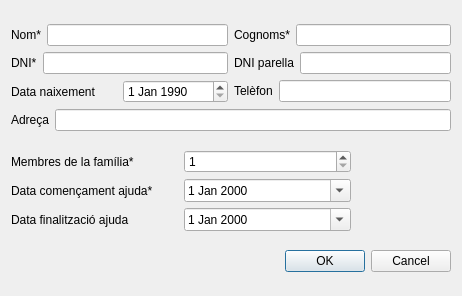
Qt form Code/dialog.ui (jmigual/Hesed-Management) before a commit.
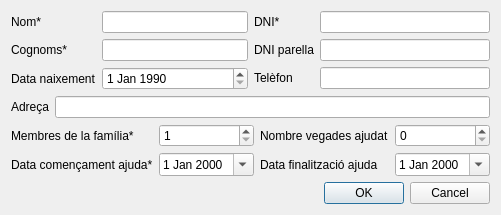
The same form after that commit.

Commit message: Corregir errors de memòria i també del layout de la finestra emergent

```diff
--- a/Code/dialog.ui
+++ b/Code/dialog.ui
@@ -6,8 +6,8 @@
    <rect>
     <x>0</x>
     <y>0</y>
-    <width>462</width>
-    <height>296</height>
+    <width>447</width>
+    <height>209</height>
    </rect>
   </property>
   <property name="sizePolicy">
@@ -19,51 +19,41 @@
   <property name="windowTitle">
    <string>Dialog</string>
   </property>
-  <layout class="QVBoxLayout" name="verticalLayout_5">
-   <item>
-    <layout class="QVBoxLayout" name="verticalLayout_4">
-     <item>
-      <layout class="QHBoxLayout" name="horizontalLayout_12">
-       <item>
         <layout class="QVBoxLayout" name="verticalLayout_2">
          <item>
-          <layout class="QHBoxLayout" name="horizontalLayout_8">
+    <layout class="QVBoxLayout" name="verticalLayout">
            <item>
+      <layout class="QHBoxLayout" name="horizontalLayout_3">
+       <item>
+        <layout class="QFormLayout" name="formLayout">
+         <item row="0" column="0">
             <widget class="QLabel" name="label">
              <property name="text">
               <string>Nom*</string>
              </property>
             </widget>
            </item>
-           <item>
+         <item row="0" column="1">
             <widget class="QLineEdit" name="name"/>
            </item>
-          </layout>
-         </item>
-         <item>
-          <layout class="QHBoxLayout" name="horizontalLayout_4">
-           <item>
-            <widget class="QLabel" name="label_3">
+         <item row="1" column="0">
+          <widget class="QLabel" name="label_2">
              <property name="text">
-              <string>DNI*</string>
+            <string>Cognoms*</string>
              </property>
             </widget>
            </item>
-           <item>
-            <widget class="QLineEdit" name="NIF"/>
-           </item>
-          </layout>
-         </item>
-         <item>
-          <layout class="QHBoxLayout" name="horizontalLayout_2">
-           <item>
+         <item row="1" column="1">
+          <widget class="QLineEdit" name="surname"/>
+         </item>
+         <item row="2" column="0">
             <widget class="QLabel" name="label_5">
              <property name="text">
               <string>Data naixement</string>
              </property>
             </widget>
            </item>
-           <item>
+         <item row="2" column="1">
             <widget class="QDateEdit" name="birthDate">
              <property name="cursor">
               <cursorShape>IBeamCursor</cursorShape>
@@ -82,58 +72,44 @@
            </item>
           </layout>
          </item>
-        </layout>
-       </item>
        <item>
-        <layout class="QVBoxLayout" name="verticalLayout_3">
-         <item>
-          <layout class="QHBoxLayout" name="horizontalLayout_9">
-           <item>
-            <widget class="QLabel" name="label_2">
+        <layout class="QFormLayout" name="formLayout_3">
+         <item row="0" column="0">
+          <widget class="QLabel" name="label_3">
              <property name="text">
-              <string>Cognoms*</string>
+            <string>DNI*</string>
              </property>
             </widget>
            </item>
-           <item>
-            <widget class="QLineEdit" name="surname"/>
-           </item>
-          </layout>
-         </item>
-         <item>
-          <layout class="QHBoxLayout" name="horizontalLayout_10">
-           <item>
+         <item row="0" column="1">
+          <widget class="QLineEdit" name="NIF"/>
+         </item>
+         <item row="1" column="0">
             <widget class="QLabel" name="label_4">
              <property name="text">
               <string>DNI parella</string>
              </property>
             </widget>
            </item>
-           <item>
+         <item row="1" column="1">
             <widget class="QLineEdit" name="cNIF"/>
            </item>
-          </layout>
-         </item>
-         <item>
-          <layout class="QHBoxLayout" name="horizontalLayout">
-           <item>
+         <item row="2" column="0">
             <widget class="QLabel" name="label_10">
              <property name="text">
               <string>Telèfon</string>
              </property>
             </widget>
            </item>
-           <item>
-            <widget class="QLineEdit" name="lineEdit"/>
+         <item row="2" column="1">
+          <widget class="QLineEdit" name="phone"/>
            </item>
           </layout>
          </item>
         </layout>
        </item>
-      </layout>
-     </item>
      <item>
-      <layout class="QHBoxLayout" name="horizontalLayout_3">
+      <layout class="QHBoxLayout" name="horizontalLayout_2">
        <item>
         <widget class="QLabel" name="label_6">
          <property name="text">
@@ -149,19 +125,17 @@
     </layout>
    </item>
    <item>
-    <layout class="QHBoxLayout" name="horizontalLayout_11">
+    <layout class="QHBoxLayout" name="horizontalLayout">
      <item>
-      <layout class="QVBoxLayout" name="verticalLayout">
-       <item>
-        <layout class="QHBoxLayout" name="horizontalLayout_7">
-         <item>
+      <layout class="QFormLayout" name="formLayout_5">
+       <item row="0" column="0">
           <widget class="QLabel" name="label_9">
            <property name="text">
             <string>Membres de la família*</string>
            </property>
           </widget>
          </item>
-         <item>
+       <item row="0" column="1">
           <widget class="QSpinBox" name="famMembers">
            <property name="cursor">
             <cursorShape>IBeamCursor</cursorShape>
@@ -171,18 +145,14 @@
            </property>
           </widget>
          </item>
-        </layout>
-       </item>
-       <item>
-        <layout class="QHBoxLayout" name="horizontalLayout_5">
-         <item>
+       <item row="1" column="0">
           <widget class="QLabel" name="label_7">
            <property name="text">
             <string>Data començament ajuda*</string>
            </property>
           </widget>
          </item>
-         <item>
+       <item row="1" column="1">
           <widget class="QDateEdit" name="beginHelp">
            <property name="calendarPopup">
             <bool>true</bool>
@@ -192,15 +162,35 @@
         </layout>
        </item>
        <item>
-        <layout class="QHBoxLayout" name="horizontalLayout_6">
-         <item>
+      <layout class="QFormLayout" name="formLayout_2">
+       <item row="0" column="0">
+        <widget class="QLabel" name="label_11">
+         <property name="text">
+          <string>Nombre vegades ajudat</string>
+         </property>
+        </widget>
+       </item>
+       <item row="0" column="1">
+        <widget class="QSpinBox" name="numberHelp">
+         <property name="cursor">
+          <cursorShape>IBeamCursor</cursorShape>
+         </property>
+         <property name="minimum">
+          <number>0</number>
+         </property>
+         <property name="value">
+          <number>0</number>
+         </property>
+        </widget>
+       </item>
+       <item row="1" column="0">
           <widget class="QLabel" name="label_8">
            <property name="text">
             <string>Data finalització ajuda</string>
            </property>
           </widget>
          </item>
-         <item>
+       <item row="1" column="1">
           <widget class="QDateEdit" name="endHelp">
            <property name="calendarPopup">
             <bool>true</bool>
@@ -215,24 +205,6 @@
       </layout>
      </item>
      <item>
-      <spacer name="horizontalSpacer">
-       <property name="orientation">
-        <enum>Qt::Horizontal</enum>
-       </property>
-       <property name="sizeType">
-        <enum>QSizePolicy::Fixed</enum>
-       </property>
-       <property name="sizeHint" stdset="0">
-        <size>
-         <width>100</width>
-         <height>20</height>
-        </size>
-       </property>
-      </spacer>
-     </item>
-    </layout>
-   </item>
-   <item>
     <widget class="QDialogButtonBox" name="buttonBox">
      <property name="standardButtons">
       <set>QDialogButtonBox::Cancel|QDialogButtonBox::Ok</set>
```
Left out of the diff: 13 changed lines with no effect on the pictures. Lines whose indentation alone changed are shown as unchanged. The commit also changes 73 other files.
